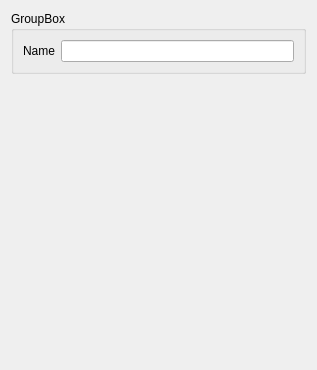
Above: Lamia/iface/qgiswidget/tools/toolprepro/base3/lamiabase_node_tool_ui.ui from Artelia/Lamia before the change. Below: the same form after it.
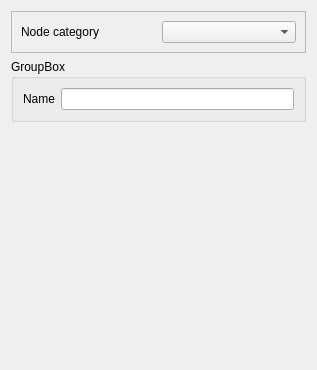
That is the form after the change.

What changed in the file:
```diff
--- a/Lamia/iface/qgiswidget/tools/toolprepro/base3/lamiabase_node_tool_ui.ui
+++ b/Lamia/iface/qgiswidget/tools/toolprepro/base3/lamiabase_node_tool_ui.ui
@@ -14,6 +14,28 @@
    <string>Form</string>
   </property>
   <layout class="QVBoxLayout" name="verticalLayout">
+   <item>
+    <widget class="QFrame" name="frame_2">
+     <property name="frameShape">
+      <enum>QFrame::StyledPanel</enum>
+     </property>
+     <property name="frameShadow">
+      <enum>QFrame::Raised</enum>
+     </property>
+     <layout class="QGridLayout" name="gridLayout_2">
+      <item row="0" column="0">
+       <widget class="QLabel" name="label_2">
+        <property name="text">
+         <string>Node category</string>
+        </property>
+       </widget>
+      </item>
+      <item row="0" column="1">
+       <widget class="QComboBox" name="comboBox_nodecategory"/>
+      </item>
+     </layout>
+    </widget>
+   </item>
    <item>
     <widget class="QGroupBox" name="groupBox">
      <property name="title">
```
Left out of the diff: 9 changed lines with no effect on the pictures.
